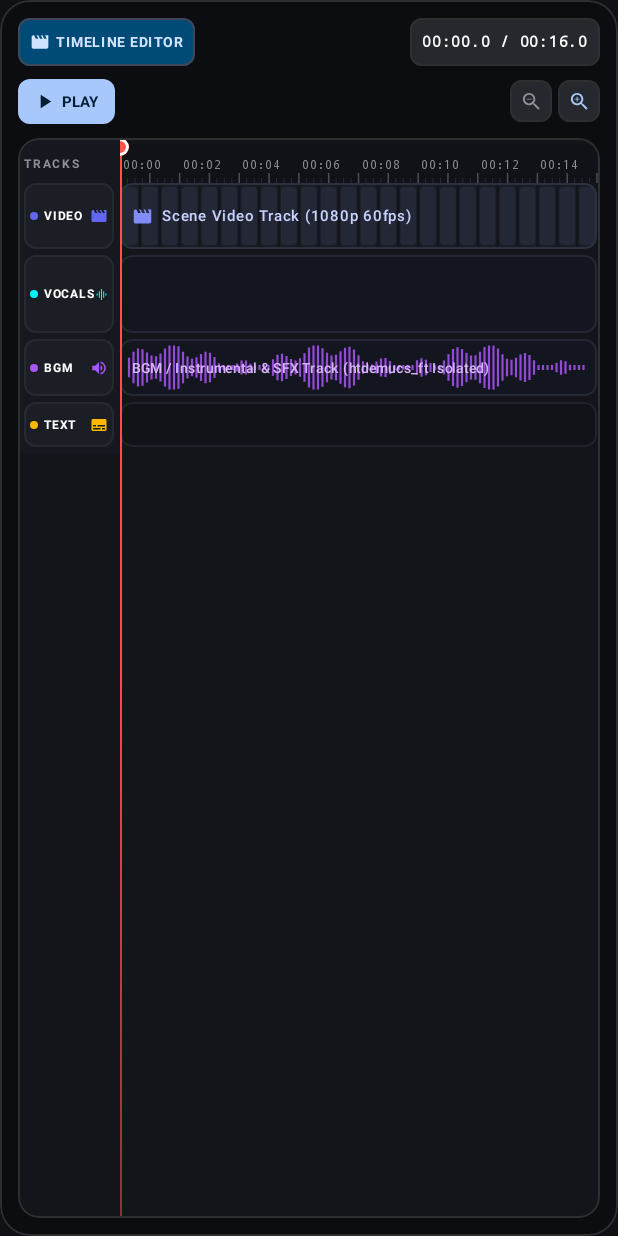
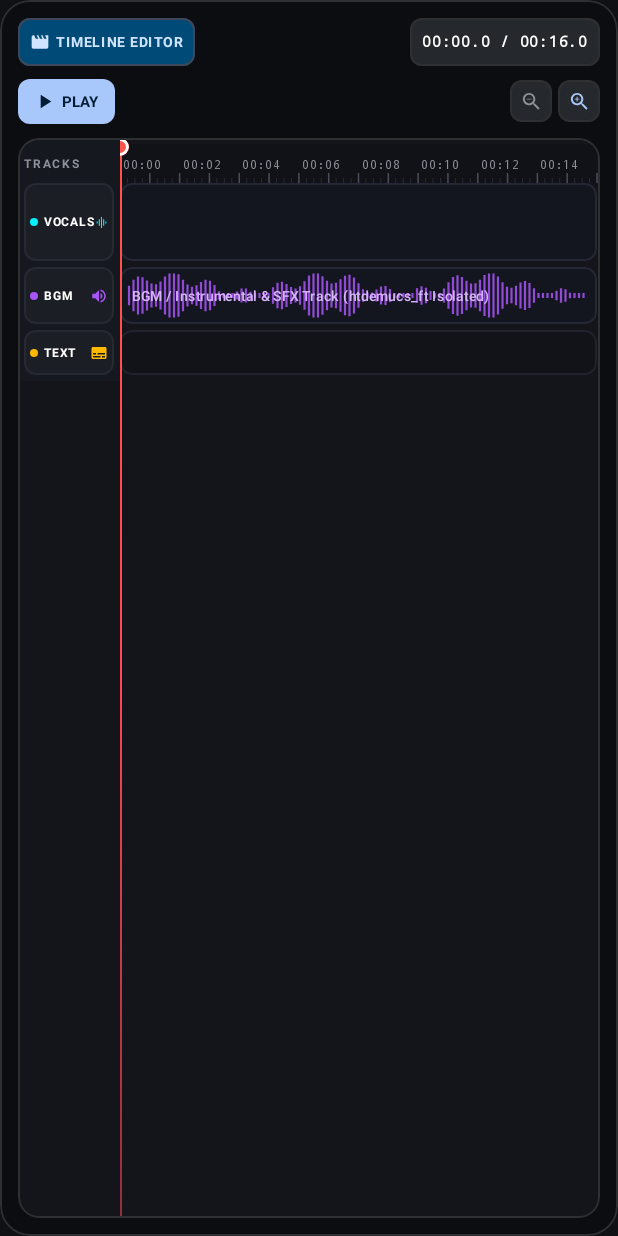
Before and after one commit to edwinjosephshiju/DubStage, an Android app built with Jetpack Compose: the composable CapCutTimeline called with empty values, after a tap on "Zoom Out", on a phone screen of 412 x 824 dp. Run offline under Robolectric (Android 15) with nearby library versions, the light colour scheme and no system bars.

Commit message:
feat(audio): integrate native Demucs and refactor tracks
- Integrate native Demucs library for on-device separation
- Configure CMake build for NDK support
- Restructure project track layout and cleanup source path logic
- Update sample pack metadata categories

```diff
--- a/app/src/main/java/com/example/dubstage/data/SamplePackRepository.kt
+++ b/app/src/main/java/com/example/dubstage/data/SamplePackRepository.kt
@@ -28,7 +28,7 @@
                 hasBackingTrack = true,
                 backingTrackTheme = "Cyberpunk Synthwave & Heavy Rain SFX",
                 videoAccentColor = 0xFF00E5FF,
-                videoSceneType = SceneVisualType.CYBERPUNK,
+                videoSceneType = SceneVisualType.SCI_FI,
                 lines = listOf(
                     DubLine(
                         id = "cp_line_01",
@@ -72,7 +72,7 @@
                 hasBackingTrack = true,
                 backingTrackTheme = "Orchestral Strings & Mountain Winds SFX",
                 videoAccentColor = 0xFFFF7043,
-                videoSceneType = SceneVisualType.ANIME_FANTASY,
+                videoSceneType = SceneVisualType.ANIME_BATTLE,
                 lines = listOf(
                     DubLine(
                         id = "fan_line_01",
--- a/app/src/main/java/com/example/dubstage/ui/components/CapCutTimeline.kt
+++ b/app/src/main/java/com/example/dubstage/ui/components/CapCutTimeline.kt
@@ -411,19 +411,7 @@
                         )
                     }
 
-                    // Track 1 Header: Video
-                    TrackHeaderRow(
-                        label = "VIDEO",
-                        color = Color(0xFF6366F1),
-                        icon = Icons.Default.Movie,
-                        isMuted = false,
-                        height = 44.dp,
-                        onToggleMute = {}
-                    )
-
-                    Spacer(Modifier.height(4.dp))
-
-                    // Track 2 Header: Vocals / Speech
+                    // Track 1 Header: Vocals / Speech
                     TrackHeaderRow(
                         label = "VOCALS",
                         color = Color(0xFF00F2FE),
@@ -435,7 +423,7 @@
 
                     Spacer(Modifier.height(4.dp))
 
-                    // Track 3 Header: BGM / Instrumental
+                    // Track 2 Header: BGM / Instrumental
                     TrackHeaderRow(
                         label = "BGM",
                         color = Color(0xFFA855F7),
@@ -447,7 +435,7 @@
 
                     Spacer(Modifier.height(4.dp))
 
-                    // Track 4 Header: Captions
+                    // Track 3 Header: Captions
                     TrackHeaderRow(
                         label = "TEXT",
                         color = Color(0xFFFFB800),
@@ -476,16 +464,7 @@
                             onScrub = onScrubPlayhead
                         )
 
-                        // 2. Track 1: Video Filmstrip
-                        VideoFilmstripTrack(
-                            durationSeconds = safeDuration,
-                            videoFileName = videoFileName,
-                            modifier = Modifier.fillMaxWidth().height(44.dp)
-                        )
-
-                        Spacer(Modifier.height(4.dp))
-
-                        // 3. Track 2: Vocals / Detected Speech Clips (Interactive)
+                        // 1. Track 1: Vocals / Detected Speech Clips (Interactive)
                         SpeechClipsTrack(
                             durationSeconds = safeDuration,
                             segments = segments,
@@ -498,7 +477,7 @@
 
                         Spacer(Modifier.height(4.dp))
 
-                        // 4. Track 3: BGM / Demucs Backing Waveform
+                        // 2. Track 2: BGM / Demucs Backing Waveform
                         BgmWaveformTrack(
                             durationSeconds = safeDuration,
                             demucsStemResult = demucsStemResult,
@@ -508,7 +487,7 @@
 
                         Spacer(Modifier.height(4.dp))
 
-                        // 5. Track 4: Captions / Dialogue Script
+                        // 3. Track 3: Captions / Dialogue Script
                         CaptionsTrack(
                             durationSeconds = safeDuration,
                             segments = segments,
@@ -736,71 +715,6 @@
 }
 
 @Composable
-private fun VideoFilmstripTrack(
-    durationSeconds: Float,
-    videoFileName: String?,
-    modifier: Modifier = Modifier
-) {
-    Box(
-        modifier = modifier
-            .clip(RoundedCornerShape(8.dp))
-            .background(Color(0xFF1A1C24))
-            .border(1.dp, Color(0xFF2D303E), RoundedCornerShape(8.dp))
-    ) {
-        // Film sprocket aesthetic pattern
-        Canvas(modifier = Modifier.fillMaxSize()) {
-            val w = size.width
-            val h = size.height
-            val frameCount = (durationSeconds * 1.5f).toInt().coerceAtLeast(4)
-
-            for (i in 0 until frameCount) {
-                val frameX = (i.toFloat() / frameCount) * w
-                val frameW = w / frameCount
-
-                // Frame thumbnail block
-                drawRoundRect(
-                    color = Color(0xFF242735),
-                    topLeft = Offset(frameX + 2f, 4f),
-                    size = Size(frameW - 4f, h - 8f),
-                    cornerRadius = CornerRadius(4f, 4f)
-                )
-
-                // Film frame separator
-                drawLine(
-                    color = Color(0xFF13151D),
-                    start = Offset(frameX, 0f),
-                    end = Offset(frameX, h),
-                    strokeWidth = 2f
-                )
-            }
-        }
-
-        Row(
-            modifier = Modifier
-                .fillMaxSize()
-                .padding(horizontal = 8.dp),
-            verticalAlignment = Alignment.CenterVertically
-        ) {
-            Icon(
-                imageVector = Icons.Default.Movie,
-                contentDescription = null,
-                tint = Color(0xFF818CF8),
-                modifier = Modifier.size(14.dp)
-            )
-            Spacer(Modifier.width(6.dp))
-            Text(
-                text = videoFileName ?: "Scene Video Track (1080p 60fps)",
-                fontSize = 10.sp,
-                fontWeight = FontWeight.SemiBold,
-                color = Color(0xFFC7D2FE),
-                maxLines = 1,
-                overflow = TextOverflow.Ellipsis
-            )
-        }
-    }
-}
-
-@Composable
 private fun SpeechClipsTrack(
     durationSeconds: Float,
     segments: List<DetectedSegment>,
@@ -855,7 +769,7 @@
                     .clickable { onSelectSegment(index) }
             ) {
                 // Real Waveform drawing inside clip block
-                Canvas(modifier = Modifier.fillMaxSize().padding(horizontal = 4.dp)) {
+                Canvas(modifier = Modifier.fillMaxSize().padding(horizontal = 12.dp)) {
                     val w = size.width
                     val h = size.height
                     val midY = h / 2f
@@ -894,13 +808,44 @@
                             strokeWidth = 2f
                         )
                     }
+
+                    // Left and Right Editing Handles if selected
+                    if (isSelected) {
+                        // Left Handle
+                        drawRoundRect(
+                            color = Color.White,
+                            topLeft = Offset(0f, 0f),
+                            size = Size(8f, h),
+                            cornerRadius = CornerRadius(4f, 4f)
+                        )
+                        drawLine(
+                            color = Color.Black,
+                            start = Offset(4f, h / 2f - 6f),
+                            end = Offset(4f, h / 2f + 6f),
+                            strokeWidth = 2f
+                        )
+
+                        // Right Handle
+                        drawRoundRect(
+                            color = Color.White,
+                            topLeft = Offset(w - 8f, 0f),
+                            size = Size(8f, h),
+                            cornerRadius = CornerRadius(4f, 4f)
+                        )
+                        drawLine(
+                            color = Color.Black,
+                            start = Offset(w - 4f, h / 2f - 6f),
+                            end = Offset(w - 4f, h / 2f + 6f),
+                            strokeWidth = 2f
+                        )
+                    }
                 }
 
                 // Clip Title & Handle Badges
                 Row(
                     modifier = Modifier
                         .fillMaxSize()
-                        .padding(horizontal = 6.dp),
+                        .padding(horizontal = 14.dp),
                     verticalAlignment = Alignment.CenterVertically,
                     horizontalArrangement = Arrangement.SpaceBetween
                 ) {
--- a/app/src/main/java/com/example/dubstage/ui/screens/DubForgeScreen.kt
+++ b/app/src/main/java/com/example/dubstage/ui/screens/DubForgeScreen.kt
@@ -487,8 +487,7 @@
                         ) {
                             val modes = listOf(
                                 Triple(ForgeStemMode.VOCALS, "🎙️ Vocals Only", "Isolate dialogue & speech"),
-                                Triple(ForgeStemMode.BACKING, "🎵 Backing/BGM", "Music & SFX track"),
-                                Triple(ForgeStemMode.FULL_MIX, "🎬 Full Mix", "Combined raw audio")
+                                Triple(ForgeStemMode.BACKING, "🎵 Backing/BGM", "Music & SFX track")
                             )
                             modes.forEach { (mode, label, _) ->
                                 val isSelected = state.forgeStemMode == mode
```
Also changed, not shown: app/build.gradle.kts (+9 -0 lines), app/src/main/cpp/CMakeLists.txt (added, +16 -0 lines), app/src/main/java/com/example/dubstage/audio/DemucsEngine.kt (+50 -251 lines), app/src/main/java/com/example/dubstage/audio/WavEncoder.kt (added, +68 -0 lines), app/src/main/java/com/example/dubstage/network/DemucsApiService.kt (added, +23 -0 lines), app/src/main/java/com/example/dubstage/network/NetworkModule.kt (added, +34 -0 lines), app/src/main/java/com/example/dubstage/viewmodel/DubStageViewModel.kt (+5 -16 lines), 2 other files.
